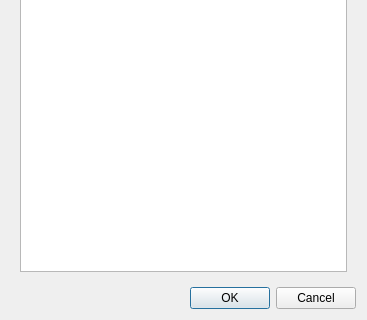
Old version of the form src/widgets/projectsettings_ui.ui in the repository KDE/kdenlive; both pictures show x 0 to 367 and y 239 to 559 of the 367 by 559 pixel window.
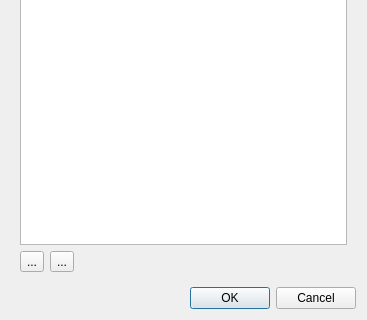
New version of the form. The open tabs and pages were chosen to show the change. Custom widgets are drawn as their Qt base class.

Commit message: Fix metadata not properly set for project: http://kdenlive.org/mantis/view.php?id=2996

Diff of the .ui file:
```diff
--- a/src/widgets/projectsettings_ui.ui
+++ b/src/widgets/projectsettings_ui.ui
@@ -6,8 +6,8 @@
    <rect>
     <x>0</x>
     <y>0</y>
-    <width>345</width>
-    <height>524</height>
+    <width>364</width>
+    <height>555</height>
    </rect>
   </property>
   <property name="windowTitle">
@@ -378,6 +378,37 @@
          </column>
         </widget>
        </item>
+       <item row="1" column="0">
+        <layout class="QHBoxLayout" name="horizontalLayout_3">
+         <item>
+          <widget class="QToolButton" name="add_metadata">
+           <property name="text">
+            <string>...</string>
+           </property>
+          </widget>
+         </item>
+         <item>
+          <widget class="QToolButton" name="delete_metadata">
+           <property name="text">
+            <string>...</string>
+           </property>
+          </widget>
+         </item>
+         <item>
+          <spacer name="horizontalSpacer_3">
+           <property name="orientation">
+            <enum>Qt::Horizontal</enum>
+           </property>
+           <property name="sizeHint" stdset="0">
+            <size>
+             <width>40</width>
+             <height>20</height>
+            </size>
+           </property>
+          </spacer>
+         </item>
+        </layout>
+       </item>
       </layout>
      </widget>
      <widget class="QWidget" name="tab_2">
```
The commit also changes 4 other files.
